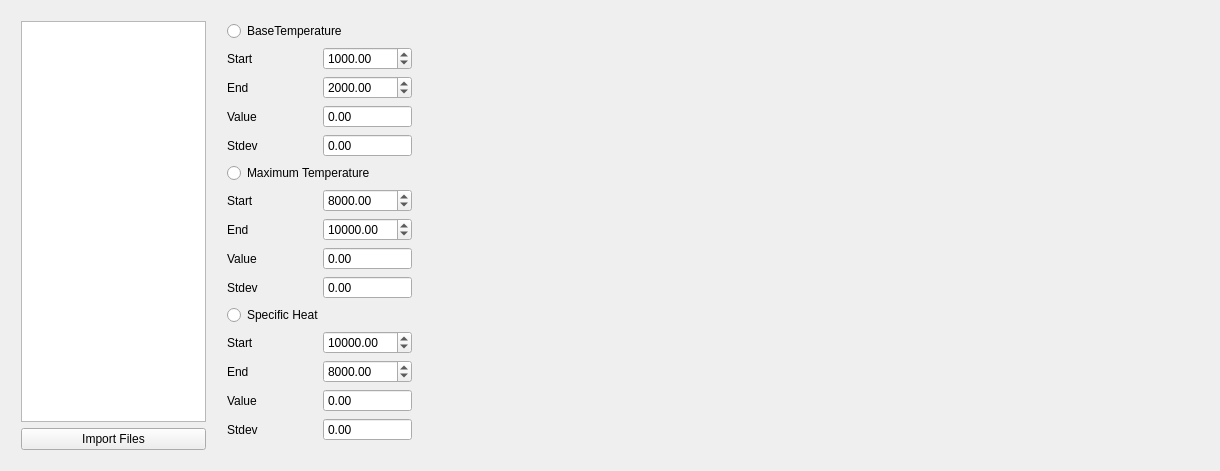
Old version of the form low_temp_cal/gui/mainwindow.ui in the repository PatrickChin/Lab-Fast.
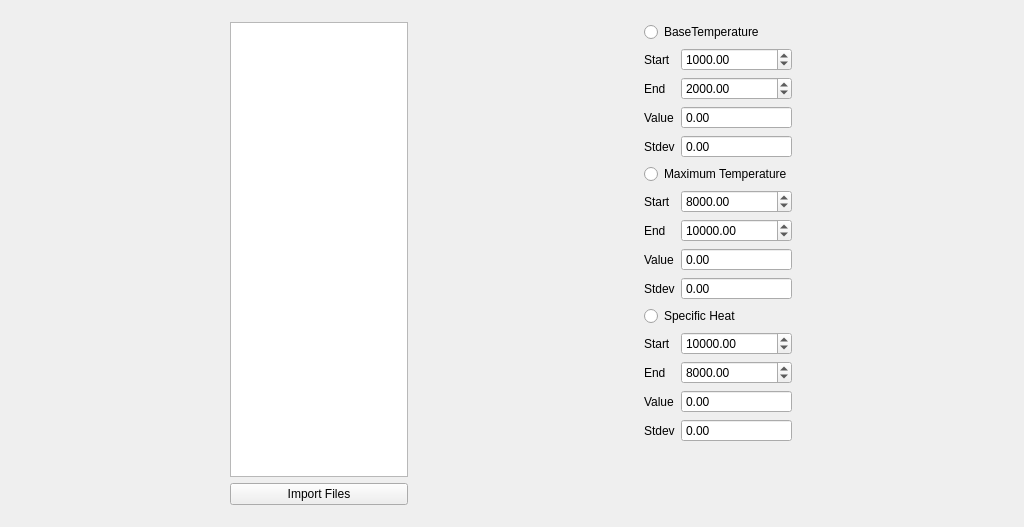
New version of the form.

Commit message: import data with file dialog

What changed in the file:
```diff
--- a/low_temp_cal/gui/mainwindow.ui
+++ b/low_temp_cal/gui/mainwindow.ui
@@ -6,39 +6,39 @@
    <rect>
     <x>0</x>
     <y>0</y>
-    <width>1220</width>
-    <height>471</height>
+    <width>1024</width>
+    <height>527</height>
    </rect>
   </property>
+  <property name="sizePolicy">
+   <sizepolicy hsizetype="Minimum" vsizetype="Minimum">
+    <horstretch>0</horstretch>
+    <verstretch>0</verstretch>
+   </sizepolicy>
+  </property>
+  <property name="minimumSize">
+   <size>
+    <width>600</width>
+    <height>400</height>
+   </size>
+  </property>
   <property name="windowTitle">
    <string>MainWindow</string>
   </property>
   <widget class="QWidget" name="centralWidget">
-   <widget class="QWidget" name="horizontalLayoutWidget">
-    <property name="geometry">
-     <rect>
-      <x>0</x>
-      <y>0</y>
-      <width>1221</width>
-      <height>471</height>
-     </rect>
-    </property>
-    <layout class="QHBoxLayout" name="horizontalLayout">
-     <property name="sizeConstraint">
-      <enum>QLayout::SetNoConstraint</enum>
-     </property>
-     <property name="leftMargin">
-      <number>10</number>
-     </property>
-     <property name="topMargin">
-      <number>10</number>
-     </property>
-     <property name="rightMargin">
-      <number>10</number>
-     </property>
-     <property name="bottomMargin">
-      <number>10</number>
-     </property>
+   <property name="sizePolicy">
+    <sizepolicy hsizetype="Expanding" vsizetype="Expanding">
+     <horstretch>1</horstretch>
+     <verstretch>1</verstretch>
+    </sizepolicy>
+   </property>
+   <property name="minimumSize">
+    <size>
+     <width>600</width>
+     <height>400</height>
+    </size>
+   </property>
+   <layout class="QHBoxLayout" name="horizontalLayout_2">
      <item>
       <widget class="QWidget" name="file_widget" native="true">
        <property name="sizePolicy">
@@ -49,28 +49,44 @@
        </property>
        <property name="minimumSize">
         <size>
-         <width>200</width>
+        <width>150</width>
          <height>0</height>
         </size>
        </property>
-       <widget class="QWidget" name="verticalLayoutWidget">
-        <property name="geometry">
-         <rect>
-          <x>0</x>
-          <y>0</y>
-          <width>201</width>
-          <height>451</height>
-         </rect>
-        </property>
-        <layout class="QVBoxLayout" name="file_layout">
-         <property name="rightMargin">
-          <number>5</number>
-         </property>
+      <property name="maximumSize">
+       <size>
+        <width>200</width>
+        <height>16777215</height>
+       </size>
+      </property>
+      <layout class="QVBoxLayout" name="verticalLayout">
          <item>
-          <widget class="QListWidget" name="file_list"/>
+        <widget class="QListWidget" name="file_list">
+         <property name="sizePolicy">
+          <sizepolicy hsizetype="Preferred" vsizetype="Expanding">
+           <horstretch>0</horstretch>
+           <verstretch>0</verstretch>
+          </sizepolicy>
+         </property>
+         <property name="editTriggers">
+          <set>QAbstractItemView::NoEditTriggers</set>
+         </property>
+         <property name="selectionMode">
+          <enum>QAbstractItemView::MultiSelection</enum>
+         </property>
+         <property name="resizeMode">
+          <enum>QListView::Adjust</enum>
+         </property>
+        </widget>
          </item>
          <item>
           <widget class="QPushButton" name="file_import_button">
+         <property name="sizePolicy">
+          <sizepolicy hsizetype="Preferred" vsizetype="Preferred">
+           <horstretch>0</horstretch>
+           <verstretch>0</verstretch>
+          </sizepolicy>
+         </property>
            <property name="text">
             <string>Import Files</string>
            </property>
@@ -78,183 +94,22 @@
          </item>
         </layout>
        </widget>
-      </widget>
      </item>
      <item>
       <widget class="QWidget" name="value_widget" native="true">
        <property name="sizePolicy">
-        <sizepolicy hsizetype="Maximum" vsizetype="Preferred">
+       <sizepolicy hsizetype="Maximum" vsizetype="Minimum">
          <horstretch>0</horstretch>
          <verstretch>0</verstretch>
         </sizepolicy>
        </property>
        <property name="minimumSize">
         <size>
-         <width>200</width>
-         <height>0</height>
-        </size>
-       </property>
-       <widget class="QWidget" name="gridLayoutWidget">
-        <property name="geometry">
-         <rect>
-          <x>0</x>
-          <y>0</y>
-          <width>201</width>
-          <height>451</height>
-         </rect>
-        </property>
-        <layout class="QGridLayout" name="value_layout">
-         <property name="rightMargin">
-          <number>5</number>
-         </property>
-         <item row="7" column="1">
-          <widget class="QDoubleSpinBox" name="tmax_start">
-           <property name="buttonSymbols">
-            <enum>QAbstractSpinBox::UpDownArrows</enum>
-           </property>
-           <property name="maximum">
-            <double>50000.000000000000000</double>
-           </property>
-           <property name="value">
-            <double>8000.000000000000000</double>
-           </property>
-          </widget>
-         </item>
-         <item row="18" column="0">
-          <widget class="QLabel" name="label_10">
-           <property name="text">
-            <string>Stdev</string>
-           </property>
-          </widget>
-         </item>
-         <item row="6" column="0" colspan="2">
-          <widget class="QRadioButton" name="tmax_radio">
-           <property name="text">
-            <string>Maximum Temperature</string>
-           </property>
-          </widget>
-         </item>
-         <item row="12" column="0" colspan="2">
-          <widget class="QRadioButton" name="cv_radio">
-           <property name="text">
-            <string>Specific Heat </string>
-           </property>
-          </widget>
-         </item>
-         <item row="7" column="0">
-          <widget class="QLabel" name="label_6">
-           <property name="text">
-            <string>Start</string>
-           </property>
-          </widget>
-         </item>
-         <item row="16" column="1">
-          <widget class="QDoubleSpinBox" name="cv_end">
-           <property name="buttonSymbols">
-            <enum>QAbstractSpinBox::UpDownArrows</enum>
-           </property>
-           <property name="maximum">
-            <double>50000.000000000000000</double>
-           </property>
-           <property name="value">
-            <double>8000.000000000000000</double>
-           </property>
-          </widget>
-         </item>
-         <item row="18" column="1">
-          <widget class="QDoubleSpinBox" name="cv_std">
-           <property name="readOnly">
-            <bool>true</bool>
-           </property>
-           <property name="buttonSymbols">
-            <enum>QAbstractSpinBox::NoButtons</enum>
-           </property>
-          </widget>
-         </item>
-         <item row="11" column="0">
-          <widget class="QLabel" name="label_8">
-           <property name="text">
-            <string>Stdev</string>
-           </property>
-          </widget>
-         </item>
-         <item row="10" column="1">
-          <widget class="QDoubleSpinBox" name="tmax_value">
-           <property name="readOnly">
-            <bool>true</bool>
-           </property>
-           <property name="buttonSymbols">
-            <enum>QAbstractSpinBox::NoButtons</enum>
-           </property>
-          </widget>
-         </item>
-         <item row="15" column="1">
-          <widget class="QDoubleSpinBox" name="cv_start">
-           <property name="maximum">
-            <double>50000.000000000000000</double>
-           </property>
-           <property name="value">
-            <double>10000.000000000000000</double>
-           </property>
-          </widget>
-         </item>
-         <item row="3" column="1">
-          <widget class="QDoubleSpinBox" name="tbase_end">
-           <property name="buttonSymbols">
-            <enum>QAbstractSpinBox::UpDownArrows</enum>
-           </property>
-           <property name="maximum">
-            <double>50000.000000000000000</double>
-           </property>
-           <property name="value">
-            <double>2000.000000000000000</double>
-           </property>
-          </widget>
-         </item>
-         <item row="17" column="0">
-          <widget class="QLabel" name="label_11">
-           <property name="text">
-            <string>Value</string>
-           </property>
-          </widget>
-         </item>
-         <item row="5" column="1">
-          <widget class="QDoubleSpinBox" name="tbase_std">
-           <property name="readOnly">
-            <bool>true</bool>
-           </property>
-           <property name="buttonSymbols">
-            <enum>QAbstractSpinBox::NoButtons</enum>
-           </property>
-          </widget>
-         </item>
-         <item row="17" column="1">
-          <widget class="QDoubleSpinBox" name="cv_value">
-           <property name="readOnly">
-            <bool>true</bool>
-           </property>
-           <property name="buttonSymbols">
-            <enum>QAbstractSpinBox::NoButtons</enum>
-           </property>
-          </widget>
-         </item>
-         <item row="9" column="1">
-          <widget class="QDoubleSpinBox" name="tmax_end">
-           <property name="maximum">
-            <double>50000.000000000000000</double>
-           </property>
-           <property name="value">
-            <double>10000.000000000000000</double>
-           </property>
-          </widget>
-         </item>
-         <item row="9" column="0">
-          <widget class="QLabel" name="label_5">
-           <property name="text">
-            <string>End</string>
-           </property>
-          </widget>
-         </item>
+        <width>150</width>
+        <height>440</height>
+       </size>
+      </property>
+      <layout class="QFormLayout" name="formLayout">
          <item row="0" column="0" colspan="2">
           <widget class="QRadioButton" name="tbase_radio">
            <property name="text">
@@ -262,29 +117,6 @@
            </property>
           </widget>
          </item>
-         <item row="4" column="1">
-          <widget class="QDoubleSpinBox" name="tbase_value">
-           <property name="readOnly">
-            <bool>true</bool>
-           </property>
-           <property name="buttonSymbols">
-            <enum>QAbstractSpinBox::NoButtons</enum>
-           </property>
-          </widget>
-         </item>
-         <item row="20" column="1">
-          <spacer name="verticalSpacer_2">
-           <property name="orientation">
-            <enum>Qt::Vertical</enum>
-           </property>
-           <property name="sizeHint" stdset="0">
-            <size>
-             <width>20</width>
-             <height>40</height>
-            </size>
-           </property>
-          </spacer>
-         </item>
          <item row="1" column="0">
           <widget class="QLabel" name="label_1">
            <property name="text">
@@ -292,33 +124,6 @@
            </property>
           </widget>
          </item>
-         <item row="3" column="0">
-          <widget class="QLabel" name="label_2">
-           <property name="text">
-            <string>End</string>
-           </property>
-          </widget>
-         </item>
-         <item row="4" column="0">
-          <widget class="QLabel" name="label_3">
-           <property name="text">
-            <string>Value</string>
-           </property>
-          </widget>
-         </item>
-         <item row="20" column="0">
-          <spacer name="verticalSpacer">
-           <property name="orientation">
-            <enum>Qt::Vertical</enum>
-           </property>
-           <property name="sizeHint" stdset="0">
-            <size>
-             <width>20</width>
-             <height>40</height>
-            </size>
-           </property>
-          </spacer>
-         </item>
          <item row="1" column="1">
           <widget class="QDoubleSpinBox" name="tbase_start">
            <property name="maximum">
@@ -329,21 +134,129 @@
            </property>
           </widget>
          </item>
-         <item row="10" column="0">
-          <widget class="QLabel" name="label_4">
+       <item row="2" column="0">
+        <widget class="QLabel" name="label_2">
+         <property name="text">
+          <string>End</string>
+         </property>
+        </widget>
+       </item>
+       <item row="2" column="1">
+        <widget class="QDoubleSpinBox" name="tbase_end">
+         <property name="buttonSymbols">
+          <enum>QAbstractSpinBox::UpDownArrows</enum>
+         </property>
+         <property name="maximum">
+          <double>50000.000000000000000</double>
+         </property>
+         <property name="value">
+          <double>2000.000000000000000</double>
+         </property>
+        </widget>
+       </item>
+       <item row="3" column="0">
+        <widget class="QLabel" name="label_3">
            <property name="text">
             <string>Value</string>
            </property>
           </widget>
          </item>
-         <item row="5" column="0">
+       <item row="3" column="1">
+        <widget class="QDoubleSpinBox" name="tbase_value">
+         <property name="readOnly">
+          <bool>true</bool>
+         </property>
+         <property name="buttonSymbols">
+          <enum>QAbstractSpinBox::NoButtons</enum>
+         </property>
+        </widget>
+       </item>
+       <item row="4" column="0">
           <widget class="QLabel" name="label_7">
            <property name="text">
             <string>Stdev</string>
            </property>
           </widget>
          </item>
-         <item row="11" column="1">
+       <item row="4" column="1">
+        <widget class="QDoubleSpinBox" name="tbase_std">
+         <property name="readOnly">
+          <bool>true</bool>
+         </property>
+         <property name="buttonSymbols">
+          <enum>QAbstractSpinBox::NoButtons</enum>
+         </property>
+        </widget>
+       </item>
+       <item row="5" column="0" colspan="2">
+        <widget class="QRadioButton" name="tmax_radio">
+         <property name="text">
+          <string>Maximum Temperature</string>
+         </property>
+        </widget>
+       </item>
+       <item row="6" column="0">
+        <widget class="QLabel" name="label_6">
+         <property name="text">
+          <string>Start</string>
+         </property>
+        </widget>
+       </item>
+       <item row="6" column="1">
+        <widget class="QDoubleSpinBox" name="tmax_start">
+         <property name="buttonSymbols">
+          <enum>QAbstractSpinBox::UpDownArrows</enum>
+         </property>
+         <property name="maximum">
+          <double>50000.000000000000000</double>
+         </property>
+         <property name="value">
+          <double>8000.000000000000000</double>
+         </property>
+        </widget>
+       </item>
+       <item row="7" column="0">
+        <widget class="QLabel" name="label_5">
+         <property name="text">
+          <string>End</string>
+         </property>
+        </widget>
+       </item>
+       <item row="7" column="1">
+        <widget class="QDoubleSpinBox" name="tmax_end">
+         <property name="maximum">
+          <double>50000.000000000000000</double>
+         </property>
+         <property name="value">
+          <double>10000.000000000000000</double>
+         </property>
+        </widget>
+       </item>
+       <item row="8" column="0">
+        <widget class="QLabel" name="label_4">
+         <property name="text">
+          <string>Value</string>
+         </property>
+        </widget>
+       </item>
+       <item row="8" column="1">
+        <widget class="QDoubleSpinBox" name="tmax_value">
+         <property name="readOnly">
+          <bool>true</bool>
+         </property>
+         <property name="buttonSymbols">
+          <enum>QAbstractSpinBox::NoButtons</enum>
+         </property>
+        </widget>
+       </item>
+       <item row="9" column="0">
+        <widget class="QLabel" name="label_8">
+         <property name="text">
+          <string>Stdev</string>
+         </property>
+        </widget>
+       </item>
+       <item row="9" column="1">
           <widget class="QDoubleSpinBox" name="tmax_std">
            <property name="readOnly">
             <bool>true</bool>
@@ -353,54 +266,91 @@
            </property>
           </widget>
          </item>
-         <item row="16" column="0">
-          <widget class="QLabel" name="label_9">
+       <item row="10" column="0" colspan="2">
+        <widget class="QRadioButton" name="cv_radio">
            <property name="text">
-            <string>End</string>
+          <string>Specific Heat </string>
            </property>
           </widget>
          </item>
-         <item row="15" column="0">
+       <item row="11" column="0">
           <widget class="QLabel" name="label_12">
            <property name="text">
             <string>Start</string>
            </property>
           </widget>
          </item>
-        </layout>
-       </widget>
+       <item row="11" column="1">
+        <widget class="QDoubleSpinBox" name="cv_start">
+         <property name="maximum">
+          <double>50000.000000000000000</double>
+         </property>
+         <property name="value">
+          <double>10000.000000000000000</double>
+         </property>
+        </widget>
+       </item>
+       <item row="12" column="0">
+        <widget class="QLabel" name="label_9">
+         <property name="text">
+          <string>End</string>
+         </property>
+        </widget>
+       </item>
+       <item row="12" column="1">
+        <widget class="QDoubleSpinBox" name="cv_end">
+         <property name="buttonSymbols">
+          <enum>QAbstractSpinBox::UpDownArrows</enum>
+         </property>
+         <property name="maximum">
+          <double>50000.000000000000000</double>
+         </property>
+         <property name="value">
+          <double>8000.000000000000000</double>
+         </property>
+        </widget>
+       </item>
+       <item row="13" column="0">
+        <widget class="QLabel" name="label_11">
+         <property name="text">
+          <string>Value</string>
+         </property>
+        </widget>
+       </item>
+       <item row="13" column="1">
+        <widget class="QDoubleSpinBox" name="cv_value">
+         <property name="readOnly">
+          <bool>true</bool>
+         </property>
+         <property name="buttonSymbols">
+          <enum>QAbstractSpinBox::NoButtons</enum>
+         </property>
+        </widget>
+       </item>
+       <item row="14" column="0">
+        <widget class="QLabel" name="label_10">
+         <property name="text">
+          <string>Stdev</string>
+         </property>
+        </widget>
+       </item>
+       <item row="14" column="1">
+        <widget class="QDoubleSpinBox" name="cv_std">
+         <property name="readOnly">
+          <bool>true</bool>
+         </property>
+         <property name="buttonSymbols">
+          <enum>QAbstractSpinBox::NoButtons</enum>
+         </property>
+        </widget>
+       </item>
+      </layout>
       </widget>
      </item>
      <item>
-      <widget class="QWidget" name="graph_widget" native="true">
-       <property name="sizePolicy">
-        <sizepolicy hsizetype="Expanding" vsizetype="Expanding">
-         <horstretch>0</horstretch>
-         <verstretch>0</verstretch>
-        </sizepolicy>
-       </property>
-       <widget class="QWidget" name="verticalLayoutWidget_2">
-        <property name="geometry">
-         <rect>
-          <x>0</x>
-          <y>0</y>
-          <width>791</width>
-          <height>451</height>
-         </rect>
-        </property>
-        <layout class="QVBoxLayout" name="graph_layout">
-         <property name="sizeConstraint">
-          <enum>QLayout::SetNoConstraint</enum>
-         </property>
-         <property name="rightMargin">
-          <number>5</number>
-         </property>
-        </layout>
-       </widget>
-      </widget>
-     </item>
-    </layout>
-   </widget>
+     <layout class="QVBoxLayout" name="graph_layout"/>
+    </item>
+   </layout>
   </widget>
  </widget>
  <layoutdefault spacing="6" margin="11"/>
```
Lines whose indentation alone changed are shown as unchanged. The commit also changes 1 other file.
